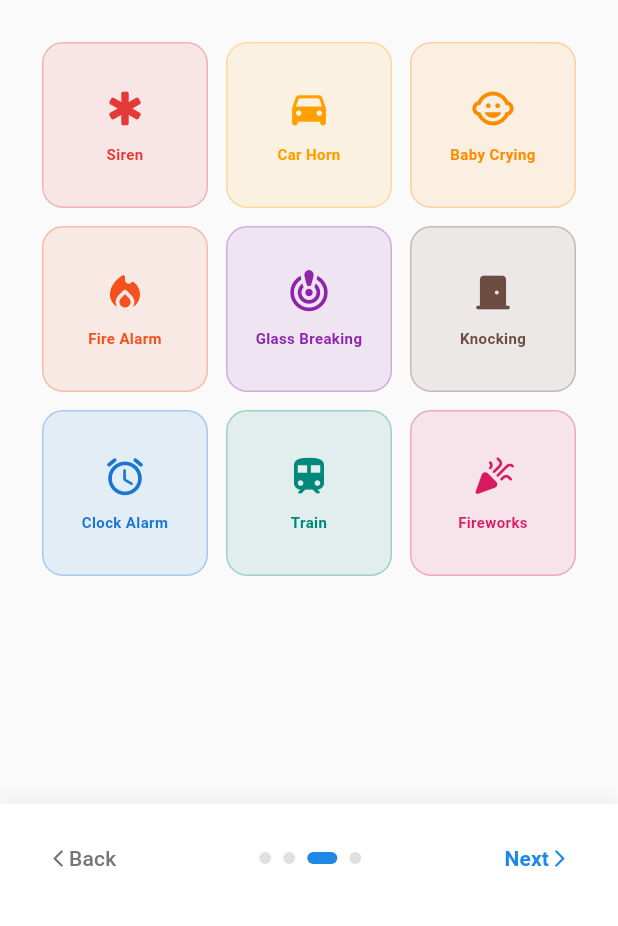
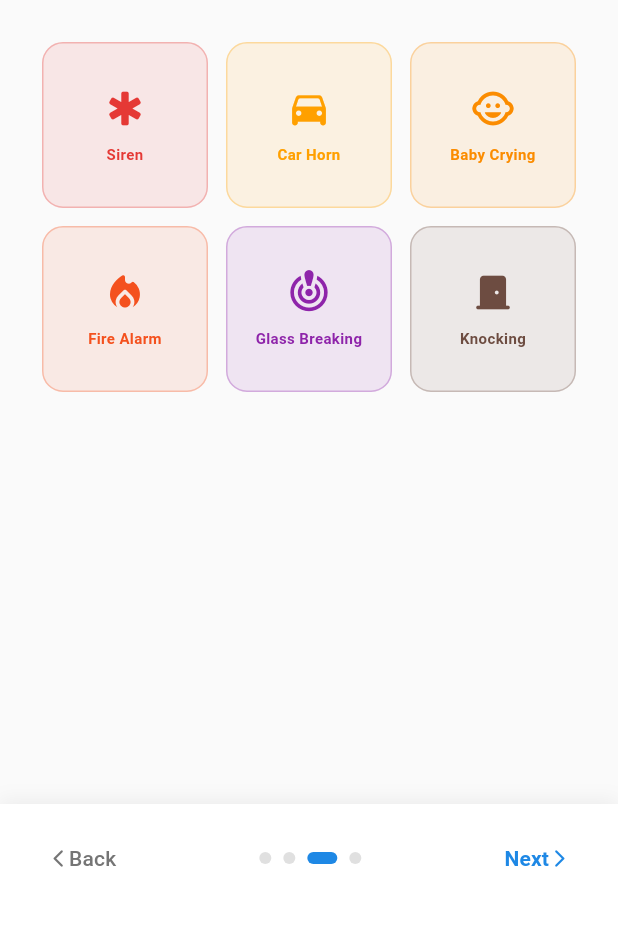
Before and after one commit to aaronnnngurung/Sound-Classification-, a Flutter app: the screen it shows after launch, swiped to page 3, on a phone screen of 412 x 824 dp, the part 306-1232 px from its top. Run offline on Flutter 3.47's test engine with Material 3 defaults, Android fonts, the light colour scheme and no system bars; our stand-ins replace cloud_firestore, csv, firebase_auth, firebase_core, google_sign_in, permission_handler and 3 more; missing offline and left inert: fftea, flutter_foreground_task, record, tflite_flutter; accounts and stored records are empty.

Commit message:
Add camera flash alerts, remove train/clock_alarm/fireworks from UI, merge upstream changes

```diff
--- a/flutter_application_1/lib/detection_dashboard.dart
+++ b/flutter_application_1/lib/detection_dashboard.dart
@@ -8,6 +8,7 @@ import 'database_helper.dart';
 import 'background_permission_helper.dart';
 import 'haptic_service.dart';
 import 'alert_notification_service.dart';
+import 'flash_service.dart';
 
 class DetectionDashboard extends StatefulWidget {
   const DetectionDashboard({Key? key}) : super(key: key);
@@ -59,12 +60,6 @@ class _DetectionDashboardState extends State<DetectionDashboard>
       'icon': Icons.door_front_door_rounded,
       'color': Colors.brown[600],
       'description': 'Knocking sound detected',
-    },
-    'fireworks': {
-      'label': 'Fireworks',
-      'icon': Icons.celebration_rounded,
-      'color': Colors.pink[600],
-      'description': 'Fireworks detected',
     },
   };
 
--- a/flutter_application_1/lib/detection_history_screen.dart
+++ b/flutter_application_1/lib/detection_history_screen.dart
@@ -33,9 +33,6 @@ class _DetectionHistoryScreenState extends State<DetectionHistoryScreen> {
     'fire_alarm',
     'glass_breaking',
     'door_wood_knock',
-    'clock_alarm',
-    'train',
-    'fireworks',
   ];
 
   final Map<String, Map<String, dynamic>> _soundConfig = {
@@ -68,21 +65,6 @@ class _DetectionHistoryScreenState extends State<DetectionHistoryScreen> {
       'label': 'Knocking',
       'icon': Icons.door_front_door_rounded,
       'color': Colors.brown[600],
-    },
-    'clock_alarm': {
-      'label': 'Clock Alarm',
-      'icon': Icons.alarm_rounded,
-      'color': Colors.blue[700],
-    },
-    'train': {
-      'label': 'Train',
-      'icon': Icons.train_rounded,
-      'color': Colors.teal[600],
-    },
-    'fireworks': {
-      'label': 'Fireworks',
-      'icon': Icons.celebration_rounded,
-      'color': Colors.pink[600],
     },
   };
 
--- a/flutter_application_1/lib/foreground_service_manager.dart
+++ b/flutter_application_1/lib/foreground_service_manager.dart
@@ -7,6 +7,7 @@ import 'package:flutter_foreground_task/flutter_foreground_task.dart';
 import 'package:wakelock_plus/wakelock_plus.dart';
 import 'audio_ml_service.dart';
 import 'haptic_service.dart';
+import 'flash_service.dart';
 
 @pragma('vm:entry-point')
 void startCallback() {
@@ -125,6 +126,7 @@ class ForegroundServiceManager {
           if (!AudioMLService.isDetectionValid(label, confidence)) return;
 
           HapticService.instance.vibrateForSound(label);
+          FlashService.instance.blinkForSound(label);
           onSoundDetected?.call(label, confidence);
           _updateFallbackNotification(label, confidence);
         },
@@ -245,6 +247,7 @@ class SoundDetectionTaskHandler extends TaskHandler {
     if (!AudioMLService.isDetectionValid(label, confidence)) return;
 
     HapticService.instance.vibrateForSound(label);
+    FlashService.instance.blinkForSound(label);
 
     FlutterForegroundTask.sendDataToMain({
       'soundClass': label,
--- a/flutter_application_1/lib/homepage.dart
+++ b/flutter_application_1/lib/homepage.dart
@@ -324,21 +324,6 @@ class HomePage extends StatelessWidget {
         'label': 'Knocking',
         'color': Colors.brown[600]!,
       },
-      {
-        'icon': Icons.alarm_rounded,
-        'label': 'Clock Alarm',
-        'color': Colors.blue[700]!,
-      },
-      {
-        'icon': Icons.train_rounded,
-        'label': 'Train',
-        'color': Colors.teal[600]!,
-      },
-      {
-        'icon': Icons.celebration_rounded,
-        'label': 'Fireworks',
-        'color': Colors.pink[600]!,
-      },
     ];
 
     return Container(
--- a/flutter_application_1/lib/onboarding_screen.dart
+++ b/flutter_application_1/lib/onboarding_screen.dart
@@ -295,21 +295,6 @@ class _OnboardingScreenState extends State<OnboardingScreen> {
         'icon': Icons.door_front_door_rounded,
         'label': 'Knocking',
         'color': Colors.brown[600]!,
-      },
-      {
-        'icon': Icons.alarm_rounded,
-        'label': 'Clock Alarm',
-        'color': Colors.blue[700]!,
-      },
-      {
-        'icon': Icons.train_rounded,
-        'label': 'Train',
-        'color': Colors.teal[600]!,
-      },
-      {
-        'icon': Icons.celebration_rounded,
-        'label': 'Fireworks',
-        'color': Colors.pink[600]!,
       },
     ];
 
```
Also changed, not shown: flutter_application_1/lib/flash_service.dart (added, +24 -0 lines), flutter_application_1/lib/settings_screen.dart (+29 -0 lines), flutter_application_1/pubspec.lock, 6 other files.
